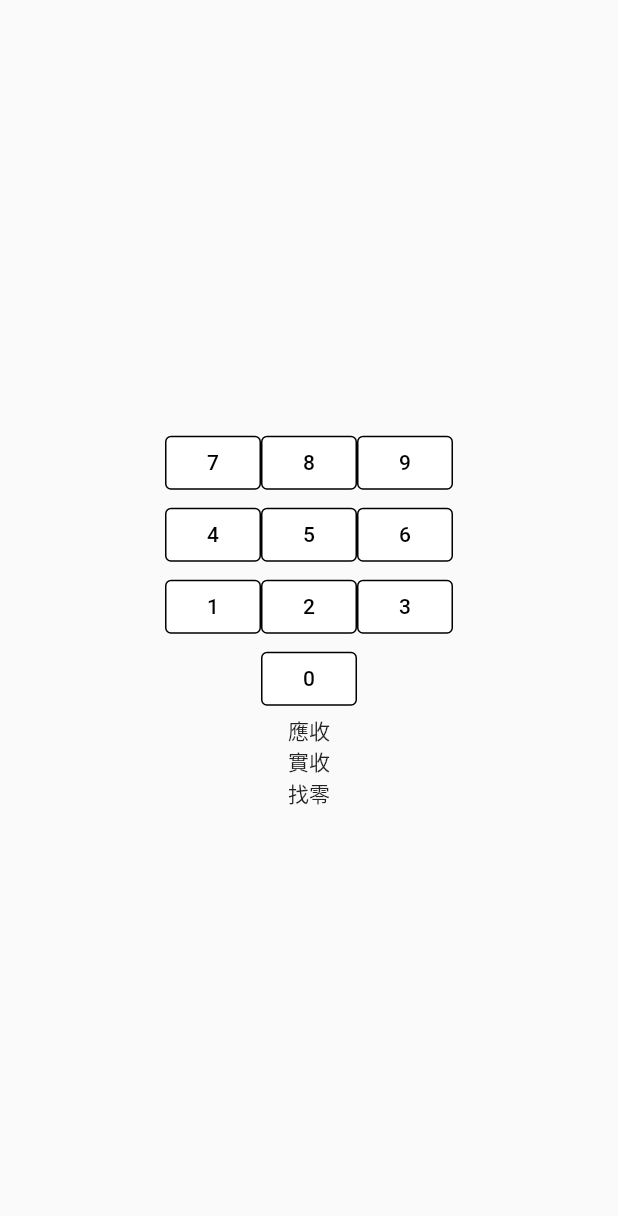
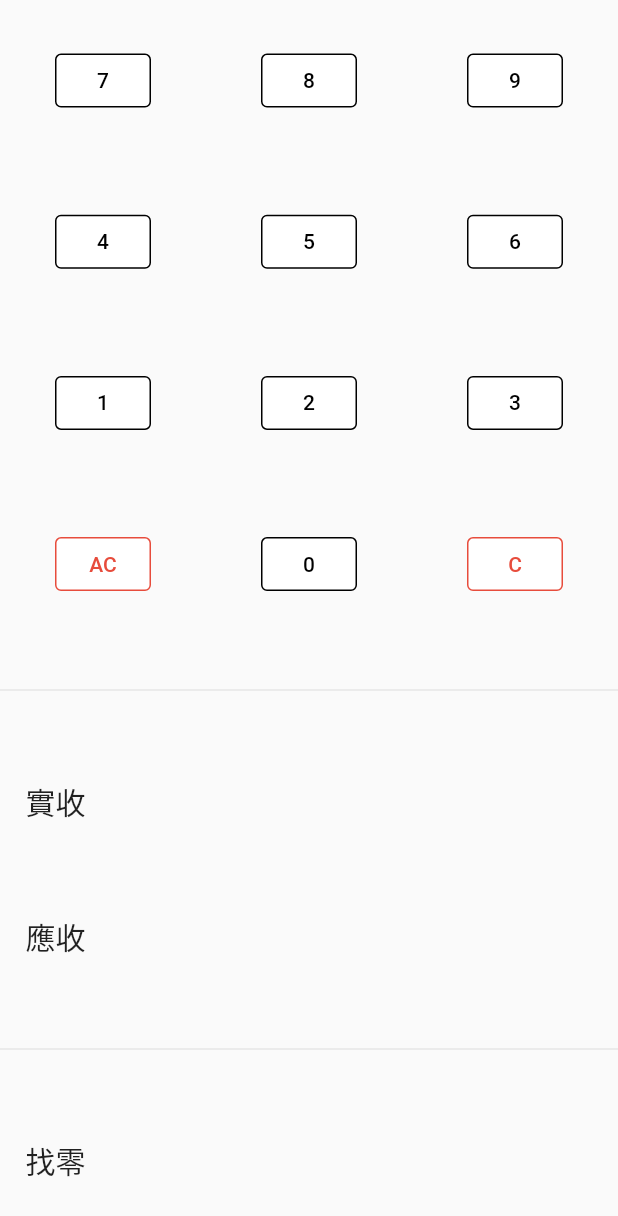
Before and after one commit to hsipl/order_system, a Flutter app: the Calculator widget shown alone on an empty page, opened directly, on a phone screen of 412 x 824 dp. Shown: the top 1216 px of the screen. Run offline on Flutter 3.47's test engine with Material 2 defaults, Android fonts, the light colour scheme and no system bars; our stand-ins replace flutter_redux, flutter_spinkit, page_transition, redux, shared_preferences; accounts and stored records are empty; network calls fail.

Commit message:
layout fix

```diff
--- a/client/lib/model/app_state.dart
+++ b/client/lib/model/app_state.dart
@@ -5,6 +5,7 @@ class AppState {
   List<ShoppingItem> tempShoppingList = [];
   List<Product> productList = [];
   int totalAmount = 0;
+  int sheetNo = 0;
 
   AppState({required this.shoppingList});
 
--- a/client/lib/widget/shopping_column/calculator.dart
+++ b/client/lib/widget/shopping_column/calculator.dart
@@ -0,0 +1,108 @@
+import 'package:client/widget/button_style/styled_buttons.dart';
+import '../../services/decorations.dart';
+import 'package:flutter/material.dart';
+class Calculator extends StatefulWidget {
+  const Calculator({
+    Key? key,
+  }) : super(key: key);
+
+  @override
+  State<Calculator> createState() => _CalculatorState();
+}
+
+class _CalculatorState extends State<Calculator> {
+  List buttons = List.generate(
+      10,
+          (index) => ActionButton(
+          color: primaryTextColor,
+          action: index.toString(),
+          onPress: () => print(index)));
+
+  @override
+  Widget build(BuildContext context) {
+    return Column(
+      crossAxisAlignment: CrossAxisAlignment.center,
+      mainAxisAlignment: MainAxisAlignment.spaceAround,
+      children: [
+        Row(
+          crossAxisAlignment: CrossAxisAlignment.center,
+          mainAxisAlignment: MainAxisAlignment.spaceAround,
+          children: [
+            buttons[7],
+            buttons[8],
+            buttons[9],
+          ],
+        ),
+        Row(
+          crossAxisAlignment: CrossAxisAlignment.center,
+          mainAxisAlignment: MainAxisAlignment.spaceAround,
+          children: [
+            buttons[4],
+            buttons[5],
+            buttons[6],
+          ],
+        ),
+        Row(
+          crossAxisAlignment: CrossAxisAlignment.center,
+          mainAxisAlignment: MainAxisAlignment.spaceAround,
+          children: [
+            buttons[1],
+            buttons[2],
+            buttons[3],
+          ],
+        ),
+        Row(
+          crossAxisAlignment: CrossAxisAlignment.center,
+          mainAxisAlignment: MainAxisAlignment.spaceAround,
+          children: [
+            ActionButton(
+                color: kCancelButtonColor,
+                action: "AC",
+                onPress: () => print(10)),
+            buttons[0],
+            ActionButton(
+                color: kCancelButtonColor,
+                action: "C",
+                onPress: () => print(10)),
+          ],
+        ),
+        const Divider(
+          height: 1,
+        ),
+        const Padding(
+          padding: EdgeInsets.fromLTRB(17,0,0,0),
+          child: Align(
+            alignment: Alignment.centerLeft,
+            child: Text(
+              '實收',
+              style: TextStyle(fontSize: 20),
+            ),
+          ),
+        ),
+        const Padding(
+          padding: EdgeInsets.fromLTRB(17,0,0,0),
+          child: Align(
+            alignment: Alignment.centerLeft,
+            child: Text(
+              '應收',
+              style: TextStyle(fontSize: 20),
+            ),
+          ),
+        ),
+        const Divider(
+          height: 1,
+        ),
+        const Padding(
+          padding: EdgeInsets.fromLTRB(17,0,0,5),
+          child: Align(
+            alignment: Alignment.centerLeft,
+            child: Text(
+              '找零',
+              style: TextStyle(fontSize: 20),
+            ),
+          ),
+        ),
+      ],
+    );
+  }
+}
--- a/client/lib/widget/shopping_column/shopping_confirm_dialog.dart
+++ b/client/lib/widget/shopping_column/shopping_confirm_dialog.dart
@@ -1,8 +1,6 @@
-import 'package:client/widget/button_style/styled_buttons.dart';
 import 'package:client/widget/order_dialog/action_row.dart';
 import 'package:flutter/material.dart';
-
-import '../../services/decorations.dart';
+import 'calculator.dart';
 import 'final_shopping_list.dart';
 
 class ShoppingConfirmDialog extends StatelessWidget {
@@ -72,69 +70,3 @@ class ShoppingConfirmDialog extends StatelessWidget {
     );
   }
 }
-
-class Calculator extends StatefulWidget {
-  const Calculator({
-    Key? key,
-  }) : super(key: key);
-
-  @override
-  State<Calculator> createState() => _CalculatorState();
-}
-
-class _CalculatorState extends State<Calculator> {
-  List buttons = List.generate(
-      10,
-      (index) => ActionButton(
-          color: primaryTextColor,
-          action: index.toString(),
-          onPress: () => print(index)));
-
-  @override
-  Widget build(BuildContext context) {
-    return Center(
-        child: Column(
-          crossAxisAlignment: CrossAxisAlignment.center,
-          mainAxisAlignment: MainAxisAlignment.center,
-      children: [
-        Row(
-          crossAxisAlignment: CrossAxisAlignment.center,
-          mainAxisAlignment: MainAxisAlignment.center,
-          children: [
-            buttons[7],
-            buttons[8],
-            buttons[9],
-          ],),
-        Row(
-          crossAxisAlignment: CrossAxisAlignment.center,
-          mainAxisAlignment: MainAxisAlignment.center,
-          children: [
-            buttons[4],
-            buttons[5],
-            buttons[6],
-          ],
-        ),
-        Row(
-          crossAxisAlignment: CrossAxisAlignment.center,
-          mainAxisAlignment: MainAxisAlignment.center,
-          children: [
-            buttons[1],
-            buttons[2],
-            buttons[3],
-          ],
-        ),
-        Row(
-          crossAxisAlignment: CrossAxisAlignment.center,
-          mainAxisAlignment: MainAxisAlignment.center,
-          children: [
-            buttons[0],
-
-          ],
-        ),
-        Text('應收'),
-        Text('實收'),
-        Text('找零'),
-      ],
-    ));
-  }
-}
```
